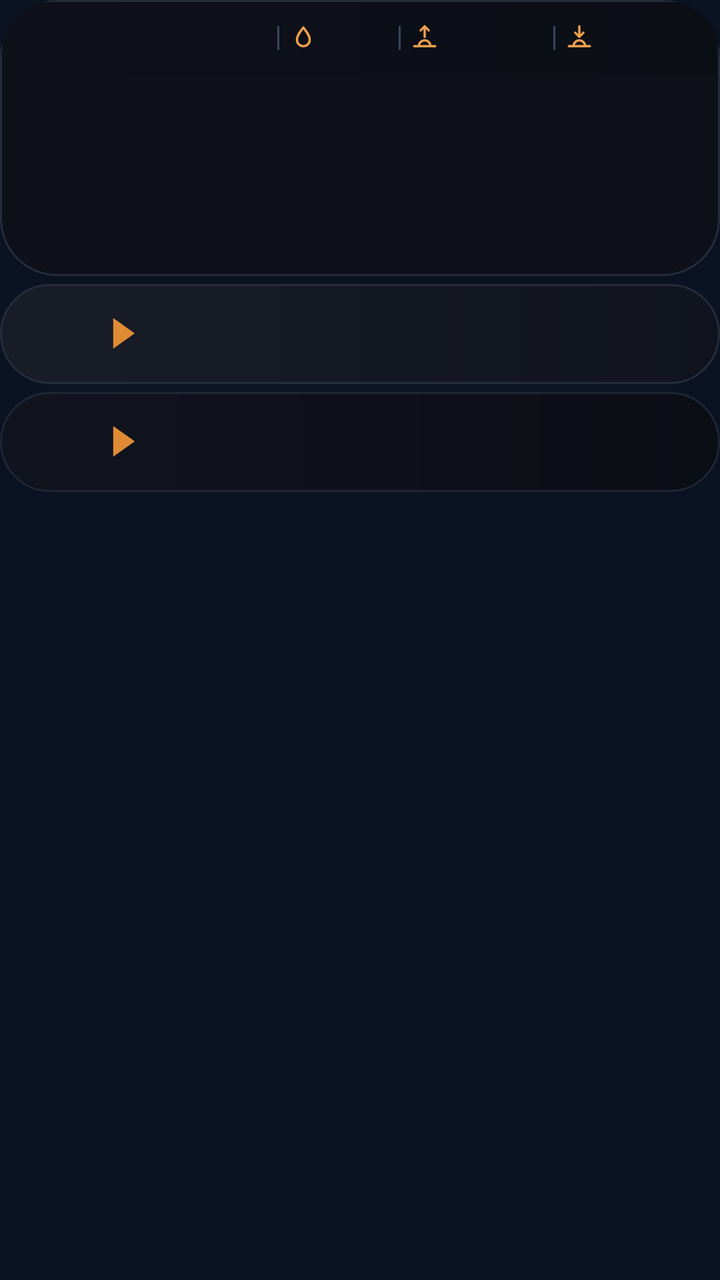
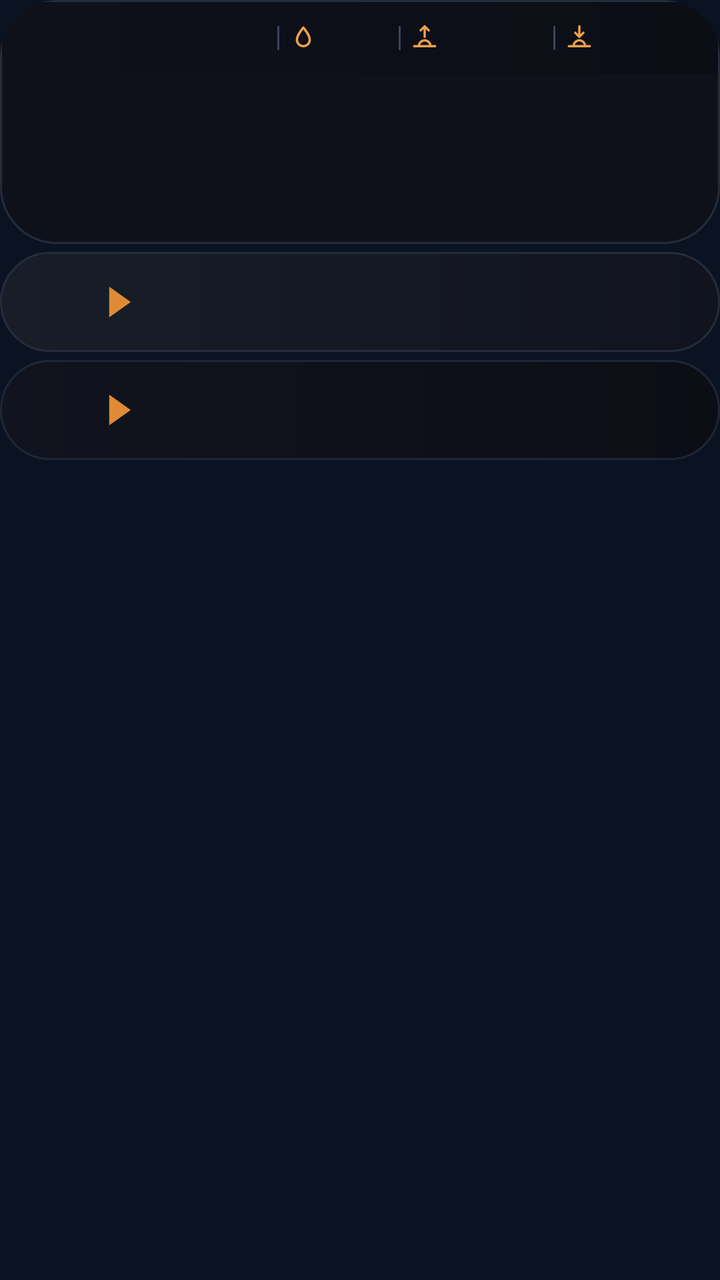

Two renders of the same Android screen: before a commit and after it. Below are the layout's source before the change and the commit's diff.
<!-- AndroidManifest.xml: application theme AppTheme -->
<!-- res/layout/widget_k2.xml -->
<?xml version="1.0" encoding="utf-8"?>
<FrameLayout xmlns:android="http://schemas.android.com/apk/res/android"
    android:id="@+id/root"
    android:layout_width="match_parent"
    android:layout_height="match_parent"
    android:padding="0dp">

    <LinearLayout
        android:layout_width="match_parent"
        android:layout_height="wrap_content"
        android:orientation="vertical">
        <LinearLayout
            android:layout_width="match_parent"
            android:layout_height="wrap_content"
            android:background="@drawable/cur_clocks"
            android:clipToOutline="true"
            android:orientation="vertical"
            android:padding="1dp">
        <LinearLayout
            android:layout_width="match_parent"
            android:layout_height="36dp"
            android:orientation="horizontal"
            android:gravity="center"
            android:background="@drawable/cur_header_flat"
            android:paddingStart="10dp"
            android:paddingEnd="10dp">
            <ImageView
                android:id="@+id/hdr_feels"
                android:layout_width="0dp"
                android:layout_height="18dp"
                android:layout_weight="15"
                android:scaleType="fitCenter" />
            <ImageView
                android:id="@+id/sep0"
                android:layout_width="1dp"
                android:layout_height="12dp"
                android:src="@drawable/cur_sep"
                android:layout_marginStart="5dp"
                android:layout_marginEnd="5dp"
                android:scaleType="fitXY" />
            <ImageView
                android:id="@+id/ic0"
                android:layout_width="14dp"
                android:layout_height="14dp"
                android:src="@drawable/ic_drop"
                android:scaleType="fitCenter" />
            <ImageView
                android:id="@+id/hdr_hum"
                android:layout_width="0dp"
                android:layout_height="18dp"
                android:layout_weight="4"
                android:layout_marginStart="3dp"
                android:scaleType="fitStart" />
            <ImageView
                android:id="@+id/sep1"
                android:layout_width="1dp"
                android:layout_height="12dp"
                android:src="@drawable/cur_sep"
                android:layout_marginStart="5dp"
                android:layout_marginEnd="5dp"
                android:scaleType="fitXY" />
            <ImageView
                android:id="@+id/ic1"
                android:layout_width="14dp"
                android:layout_height="14dp"
                android:src="@drawable/ic_sunrise"
                android:scaleType="fitCenter" />
            <ImageView
                android:id="@+id/hdr_rise"
                android:layout_width="0dp"
                android:layout_height="18dp"
                android:layout_weight="6"
                android:layout_marginStart="3dp"
                android:scaleType="fitStart" />
            <ImageView
                android:id="@+id/sep2"
                android:layout_width="1dp"
                android:layout_height="12dp"
                android:src="@drawable/cur_sep"
                android:layout_marginStart="5dp"
                android:layout_marginEnd="5dp"
                android:scaleType="fitXY" />
            <ImageView
                android:id="@+id/ic2"
                android:layout_width="14dp"
                android:layout_height="14dp"
                android:src="@drawable/ic_sunset"
                android:scaleType="fitCenter" />
            <ImageView
                android:id="@+id/hdr_set"
                android:layout_width="0dp"
                android:layout_height="18dp"
                android:layout_weight="6"
                android:layout_marginStart="3dp"
                android:scaleType="fitStart" />
        </LinearLayout>
        <LinearLayout
            android:layout_width="match_parent"
            android:layout_height="100dp"
            android:orientation="horizontal"
            android:padding="0dp">
            <FrameLayout
                android:layout_width="0dp"
                android:layout_height="match_parent"
                android:layout_weight="1">
                <ImageView
                    android:id="@+id/clk_bg_0"
                    android:layout_width="match_parent"
                    android:layout_height="match_parent"
                    android:scaleType="fitXY" />
                <LinearLayout
                    android:layout_width="match_parent"
                    android:layout_height="match_parent"
                    android:orientation="vertical"
                    android:gravity="center"
                    android:paddingStart="2dp"
                    android:paddingEnd="2dp">
                    <ImageView
                        android:id="@+id/clk_day_0"
                        android:layout_width="match_parent"
                        android:layout_height="16dp"
                        android:scaleType="fitCenter" />
                    <ImageView
                        android:id="@+id/clk_time_0"
                        android:layout_width="match_parent"
                        android:layout_height="30dp"
                        android:scaleType="fitCenter" />
                    <ImageView
                        android:id="@+id/clk_city_0"
                        android:layout_width="match_parent"
                        android:layout_height="17dp"
                        android:scaleType="fitCenter" />
                </LinearLayout>
            </FrameLayout>
            <FrameLayout
                android:layout_width="0dp"
                android:layout_height="match_parent"
                android:layout_weight="1">
                <ImageView
                    android:id="@+id/clk_bg_1"
                    android:layout_width="match_parent"
                    android:layout_height="match_parent"
                    android:scaleType="fitXY" />
                <LinearLayout
                    android:layout_width="match_parent"
                    android:layout_height="match_parent"
                    android:orientation="vertical"
                    android:gravity="center"
                    android:paddingStart="2dp"
                    android:paddingEnd="2dp">
                    <ImageView
                        android:id="@+id/clk_day_1"
                        android:layout_width="match_parent"
                        android:layout_height="16dp"
                        android:scaleType="fitCenter" />
                    <ImageView
                        android:id="@+id/clk_time_1"
                        android:layout_width="match_parent"
                        android:layout_height="30dp"
                        android:scaleType="fitCenter" />
                    <ImageView
                        android:id="@+id/clk_city_1"
                        android:layout_width="match_parent"
                        android:layout_height="17dp"
                        android:scaleType="fitCenter" />
                </LinearLayout>
            </FrameLayout>
            <FrameLayout
                android:layout_width="0dp"
                android:layout_height="match_parent"
                android:layout_weight="1">
                <ImageView
                    android:id="@+id/clk_bg_2"
                    android:layout_width="match_parent"
                    android:layout_height="match_parent"
                    android:scaleType="fitXY" />
                <LinearLayout
                    android:layout_width="match_parent"
                    android:layout_height="match_parent"
                    android:orientation="vertical"
                    android:gravity="center"
                    android:paddingStart="2dp"
                    android:paddingEnd="2dp">
                    <ImageView
                        android:id="@+id/clk_day_2"
                        android:layout_width="match_parent"
                        android:layout_height="16dp"
                        android:scaleType="fitCenter" />
                    <ImageView
                        android:id="@+id/clk_time_2"
                        android:layout_width="match_parent"
                        android:layout_height="30dp"
                        android:scaleType="fitCenter" />
                    <ImageView
                        android:id="@+id/clk_city_2"
                        android:layout_width="match_parent"
                        android:layout_height="17dp"
                        android:scaleType="fitCenter" />
                </LinearLayout>
            </FrameLayout>
            <FrameLayout
                android:layout_width="0dp"
                android:layout_height="match_parent"
                android:layout_weight="1">
                <ImageView
                    android:id="@+id/clk_bg_3"
                    android:layout_width="match_parent"
                    android:layout_height="match_parent"
                    android:scaleType="fitXY" />
                <LinearLayout
                    android:layout_width="match_parent"
                    android:layout_height="match_parent"
                    android:orientation="vertical"
                    android:gravity="center"
                    android:paddingStart="2dp"
                    android:paddingEnd="2dp">
                    <ImageView
                        android:id="@+id/clk_day_3"
                        android:layout_width="match_parent"
                        android:layout_height="16dp"
                        android:scaleType="fitCenter" />
                    <ImageView
                        android:id="@+id/clk_time_3"
                        android:layout_width="match_parent"
                        android:layout_height="30dp"
                        android:scaleType="fitCenter" />
                    <ImageView
                        android:id="@+id/clk_city_3"
                        android:layout_width="match_parent"
                        android:layout_height="17dp"
                        android:scaleType="fitCenter" />
                </LinearLayout>
            </FrameLayout>
        </LinearLayout>
        </LinearLayout>
        <LinearLayout
            android:layout_width="match_parent"
            android:layout_height="50dp"
            android:orientation="horizontal"
            android:gravity="center_vertical"
            android:layout_marginTop="4dp"
            android:background="@drawable/cur_row_light"
            android:paddingStart="10dp"
            android:paddingEnd="10dp">
            <LinearLayout
                android:layout_width="wrap_content"
                android:layout_height="wrap_content"
                android:orientation="horizontal"
                android:gravity="center_vertical">
                <ImageView
                    android:id="@+id/fl_a_0"
                    android:layout_width="32dp"
                    android:layout_height="27dp"
                    android:scaleType="fitCenter" />
                <ImageView
                    android:id="@+id/code_a_0"
                    android:layout_width="wrap_content"
                    android:layout_height="22dp"
                    android:adjustViewBounds="true"
                    android:layout_marginStart="6dp"
                    android:scaleType="fitStart" />
                <ImageView
                    android:id="@+id/arrow_0"
                    android:layout_width="12dp"
                    android:layout_height="16dp"
                    android:src="@drawable/cur_arrow"
                    android:layout_marginStart="8dp"
                    android:layout_marginEnd="10dp"
                    android:scaleType="fitCenter" />
                <ImageView
                    android:id="@+id/fl_b_0"
                    android:layout_width="32dp"
                    android:layout_height="27dp"
                    android:scaleType="fitCenter" />
                <ImageView
                    android:id="@+id/code_b_0"
                    android:layout_width="wrap_content"
                    android:layout_height="22dp"
                    android:adjustViewBounds="true"
                    android:layout_marginStart="6dp"
                    android:scaleType="fitStart" />
            </LinearLayout>
            <FrameLayout
                android:layout_width="0dp"
                android:layout_height="1dp"
                android:layout_weight="1" />
            <LinearLayout
                android:layout_width="108dp"
                android:layout_height="wrap_content"
                android:orientation="vertical"
                android:layout_marginStart="6dp">
                <LinearLayout
                    android:layout_width="match_parent"
                    android:layout_height="wrap_content"
                    android:orientation="horizontal"
                    android:gravity="center_vertical">
                    <ImageView
                        android:id="@+id/mkt_lbl_0"
                        android:layout_width="40dp"
                        android:layout_height="14dp"
                        android:scaleType="fitStart" />
                    <ImageView
                        android:id="@+id/mkt_val_0"
                        android:layout_width="0dp"
                        android:layout_height="20dp"
                        android:layout_weight="1"
                        android:scaleType="fitEnd" />
                </LinearLayout>
                <LinearLayout
                    android:layout_width="match_parent"
                    android:layout_height="wrap_content"
                    android:orientation="horizontal"
                    android:gravity="center_vertical"
                    android:layout_marginTop="2dp">
                    <ImageView
                        android:id="@+id/visa_logo_0"
                        android:layout_width="40dp"
                        android:layout_height="20dp"
                        android:scaleType="fitStart" />
                    <ImageView
                        android:id="@+id/visa_val_0"
                        android:layout_width="0dp"
                        android:layout_height="17dp"
                        android:layout_weight="1"
                        android:scaleType="fitEnd" />
                </LinearLayout>
            </LinearLayout>
        </LinearLayout>
        <LinearLayout
            android:layout_width="match_parent"
            android:layout_height="50dp"
            android:orientation="horizontal"
            android:gravity="center_vertical"
            android:layout_marginTop="4dp"
            android:background="@drawable/cur_row_dark"
            android:paddingStart="10dp"
            android:paddingEnd="10dp">
            <LinearLayout
                android:layout_width="wrap_content"
                android:layout_height="wrap_content"
                android:orientation="horizontal"
                android:gravity="center_vertical">
                <ImageView
                    android:id="@+id/fl_a_1"
                    android:layout_width="32dp"
                    android:layout_height="27dp"
                    android:scaleType="fitCenter" />
                <ImageView
                    android:id="@+id/code_a_1"
                    android:layout_width="wrap_content"
                    android:layout_height="22dp"
                    android:adjustViewBounds="true"
                    android:layout_marginStart="6dp"
                    android:scaleType="fitStart" />
                <ImageView
                    android:id="@+id/arrow_1"
                    android:layout_width="12dp"
                    android:layout_height="16dp"
                    android:src="@drawable/cur_arrow"
                    android:layout_marginStart="8dp"
                    android:layout_marginEnd="10dp"
                    android:scaleType="fitCenter" />
                <ImageView
                    android:id="@+id/fl_b_1"
                    android:layout_width="32dp"
                    android:layout_height="27dp"
                    android:scaleType="fitCenter" />
                <ImageView
                    android:id="@+id/code_b_1"
                    android:layout_width="wrap_content"
                    android:layout_height="22dp"
                    android:adjustViewBounds="true"
                    android:layout_marginStart="6dp"
                    android:scaleType="fitStart" />
            </LinearLayout>
            <FrameLayout
                android:layout_width="0dp"
                android:layout_height="1dp"
                android:layout_weight="1" />
            <LinearLayout
                android:layout_width="108dp"
                android:layout_height="wrap_content"
                android:orientation="vertical"
                android:layout_marginStart="6dp">
                <LinearLayout
                    android:layout_width="match_parent"
                    android:layout_height="wrap_content"
                    android:orientation="horizontal"
                    android:gravity="center_vertical">
                    <ImageView
                        android:id="@+id/mkt_lbl_1"
                        android:layout_width="40dp"
                        android:layout_height="14dp"
                        android:scaleType="fitStart" />
                    <ImageView
                        android:id="@+id/mkt_val_1"
                        android:layout_width="0dp"
                        android:layout_height="20dp"
                        android:layout_weight="1"
                        android:scaleType="fitEnd" />
                </LinearLayout>
                <LinearLayout
                    android:layout_width="match_parent"
                    android:layout_height="wrap_content"
                    android:orientation="horizontal"
                    android:gravity="center_vertical"
                    android:layout_marginTop="2dp">
                    <ImageView
                        android:id="@+id/visa_logo_1"
                        android:layout_width="40dp"
                        android:layout_height="20dp"
                        android:scaleType="fitStart" />
                    <ImageView
                        android:id="@+id/visa_val_1"
                        android:layout_width="0dp"
                        android:layout_height="17dp"
                        android:layout_weight="1"
                        android:scaleType="fitEnd" />
                </LinearLayout>
            </LinearLayout>
        </LinearLayout>
    </LinearLayout>
</FrameLayout>
<!-- resources referenced by this layout -->
<resources>
  <!-- drawable cur_arrow (drawable) -->
  <?xml version="1.0" encoding="utf-8"?>
  <vector xmlns:android="http://schemas.android.com/apk/res/android" android:width="20dp" android:height="26dp" android:viewportWidth="20" android:viewportHeight="26">
      <path android:fillColor="#FFDF8B35" android:pathData="M1,0L1,26L19,13Z" />
  </vector>
  <!-- drawable cur_clocks (drawable) -->
  <?xml version="1.0" encoding="utf-8"?>
  <shape xmlns:android="http://schemas.android.com/apk/res/android" android:shape="rectangle">
      <gradient android:angle="0" android:startColor="#FF0E111A" android:endColor="#FF0E111A" />
      <stroke android:width="1dp" android:color="#FF252C3C" />
      <corners android:radius="@dimen/widget_radius" />
  </shape>
  <!-- drawable cur_header_flat (drawable) -->
  <?xml version="1.0" encoding="utf-8"?>
  <shape xmlns:android="http://schemas.android.com/apk/res/android" android:shape="rectangle">
      <gradient android:angle="0" android:startColor="#FF0E111A" android:endColor="#FF0B0E15" />
  </shape>
  <!-- drawable cur_row_dark (drawable) -->
  <?xml version="1.0" encoding="utf-8"?>
  <shape xmlns:android="http://schemas.android.com/apk/res/android" android:shape="rectangle">
      <gradient android:angle="0" android:startColor="#FF11141E" android:endColor="#FF0B0E15" />
      <stroke android:width="1dp" android:color="#FF1F2636" />
      <corners android:radius="@dimen/widget_radius" />
  </shape>
  <!-- drawable cur_row_light (drawable) -->
  <?xml version="1.0" encoding="utf-8"?>
  <shape xmlns:android="http://schemas.android.com/apk/res/android" android:shape="rectangle">
      <gradient android:angle="0" android:startColor="#FF181D28" android:endColor="#FF11141E" />
      <stroke android:width="1dp" android:color="#FF252C3C" />
      <corners android:radius="@dimen/widget_radius" />
  </shape>
  <!-- drawable cur_sep (drawable) -->
  <?xml version="1.0" encoding="utf-8"?>
  <shape xmlns:android="http://schemas.android.com/apk/res/android" android:shape="rectangle"><solid android:color="#FF3A4560" /></shape>
  <!-- drawable ic_drop (drawable) -->
  <?xml version="1.0" encoding="utf-8"?>
  <vector xmlns:android="http://schemas.android.com/apk/res/android" android:width="24dp" android:height="24dp" android:viewportWidth="24" android:viewportHeight="24">
      <path android:strokeColor="#FFF0A04B" android:strokeWidth="2" android:strokeLineJoin="round" android:fillColor="#00000000"
          android:pathData="M12,3C15,7 17.5,10 17.5,13.5A5.5,5.5 0,0 1,6.5 13.5C6.5,10 9,7 12,3Z" />
  </vector>
  <!-- drawable ic_sunset (drawable) -->
  <?xml version="1.0" encoding="utf-8"?>
  <vector xmlns:android="http://schemas.android.com/apk/res/android" android:width="24dp" android:height="24dp" android:viewportWidth="24" android:viewportHeight="24">
      <path android:strokeColor="#FFF0A04B" android:strokeWidth="2" android:strokeLineCap="round" android:strokeLineJoin="round" android:fillColor="#00000000"
          android:pathData="M3,19L21,19M7,19A5,5 0,0 1,17 19M12,2L12,11M8.5,7.5L12,11L15.5,7.5" />
  </vector>
  <style name="AppTheme" parent="@android:style/Theme.DeviceDefault.NoActionBar">
          <item name="android:colorAccent">#DF8B35</item>
          <item name="android:colorControlActivated">#DF8B35</item>
          <item name="android:windowBackground">#0B1322</item>
          <item name="android:statusBarColor">#0E111A</item>
          <item name="android:navigationBarColor">#0B1322</item>
          <item name="android:textColorHint">#718096</item>
      </style>
  <dimen name="widget_radius">24dp</dimen>
  <!-- unchanged entries left out for length: 1 -->
</resources>

<!-- the commit's change to res/layout/widget_k2.xml (unified diff, before → after) -->
@@ -96,7 +96,7 @@
         </LinearLayout>
         <LinearLayout
             android:layout_width="match_parent"
-            android:layout_height="100dp"
+            android:layout_height="84dp"
             android:orientation="horizontal"
             android:padding="0dp">
             <FrameLayout
@@ -113,7 +113,8 @@
                     android:layout_height="match_parent"
                     android:orientation="vertical"
                     android:gravity="center"
-                    android:paddingStart="2dp"
+                    android:paddingBottom="7dp"
+                android:paddingStart="2dp"
                     android:paddingEnd="2dp">
                     <ImageView
                         android:id="@+id/clk_day_0"
@@ -146,7 +147,8 @@
                     android:layout_height="match_parent"
                     android:orientation="vertical"
                     android:gravity="center"
-                    android:paddingStart="2dp"
+                    android:paddingBottom="7dp"
+                android:paddingStart="2dp"
                     android:paddingEnd="2dp">
                     <ImageView
                         android:id="@+id/clk_day_1"
@@ -179,7 +181,8 @@
                     android:layout_height="match_parent"
                     android:orientation="vertical"
                     android:gravity="center"
-                    android:paddingStart="2dp"
+                    android:paddingBottom="7dp"
+                android:paddingStart="2dp"
                     android:paddingEnd="2dp">
                     <ImageView
                         android:id="@+id/clk_day_2"
@@ -212,7 +215,8 @@
                     android:layout_height="match_parent"
                     android:orientation="vertical"
                     android:gravity="center"
-                    android:paddingStart="2dp"
+                    android:paddingBottom="7dp"
+                android:paddingStart="2dp"
                     android:paddingEnd="2dp">
                     <ImageView
                         android:id="@+id/clk_day_3"
@@ -249,8 +253,8 @@
                 android:gravity="center_vertical">
                 <ImageView
                     android:id="@+id/fl_a_0"
-                    android:layout_width="32dp"
-                    android:layout_height="27dp"
+                    android:layout_width="30dp"
+                    android:layout_height="30dp"
                     android:scaleType="fitCenter" />
                 <ImageView
                     android:id="@+id/code_a_0"
@@ -269,8 +273,8 @@
                     android:scaleType="fitCenter" />
                 <ImageView
                     android:id="@+id/fl_b_0"
-                    android:layout_width="32dp"
-                    android:layout_height="27dp"
+                    android:layout_width="30dp"
+                    android:layout_height="30dp"
                     android:scaleType="fitCenter" />
                 <ImageView
                     android:id="@+id/code_b_0"
@@ -342,8 +346,8 @@
                 android:gravity="center_vertical">
                 <ImageView
                     android:id="@+id/fl_a_1"
-                    android:layout_width="32dp"
-                    android:layout_height="27dp"
+                    android:layout_width="30dp"
+                    android:layout_height="30dp"
                     android:scaleType="fitCenter" />
                 <ImageView
                     android:id="@+id/code_a_1"
@@ -362,8 +366,8 @@
                     android:scaleType="fitCenter" />
                 <ImageView
                     android:id="@+id/fl_b_1"
-                    android:layout_width="32dp"
-                    android:layout_height="27dp"
+                    android:layout_width="30dp"
+                    android:layout_height="30dp"
                     android:scaleType="fitCenter" />
                 <ImageView
                     android:id="@+id/code_b_1"
<!-- resource entries referenced after the edit -->
@@ -54,7 +54,7 @@
           <item name="android:navigationBarColor">#0B1322</item>
           <item name="android:textColorHint">#718096</item>
       </style>
-  <dimen name="widget_radius">24dp</dimen>
+  <dimen name="widget_radius">28dp</dimen>
   <!-- unchanged entries left out for length: 1 -->
 </resources>
 
